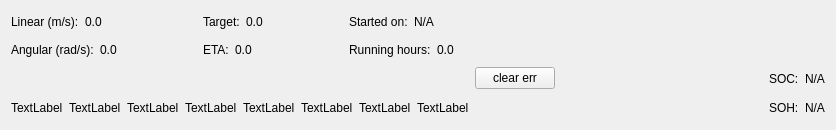
The window that ui/navi_state.ui (xinjuezou-whi/whi_rviz_plugins) describes before a commit, drawn with Qt 5.
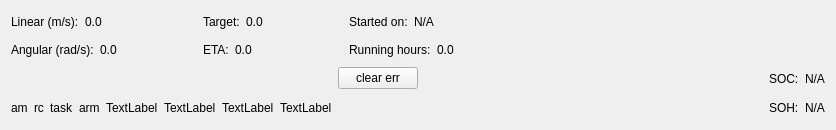
The same window after the commit.

Commit message: add arm state indicator

```diff
--- a/ui/navi_state.ui
+++ b/ui/navi_state.ui
@@ -314,7 +314,7 @@
        <item>
         <widget class="QLabel" name="label_indicator_cap_1">
          <property name="text">
-          <string>TextLabel</string>
+          <string>am</string>
          </property>
         </widget>
        </item>
@@ -332,7 +332,7 @@
        <item>
         <widget class="QLabel" name="label_indicator_cap_2">
          <property name="text">
-          <string>TextLabel</string>
+          <string>rc</string>
          </property>
         </widget>
        </item>
@@ -350,7 +350,7 @@
        <item>
         <widget class="QLabel" name="label_indicator_cap_3">
          <property name="text">
-          <string>TextLabel</string>
+          <string>task</string>
          </property>
         </widget>
        </item>
@@ -368,7 +368,7 @@
        <item>
         <widget class="QLabel" name="label_indicator_cap_4">
          <property name="text">
-          <string>TextLabel</string>
+          <string>arm</string>
          </property>
         </widget>
        </item>
```
The commit also changes 4 other files.
